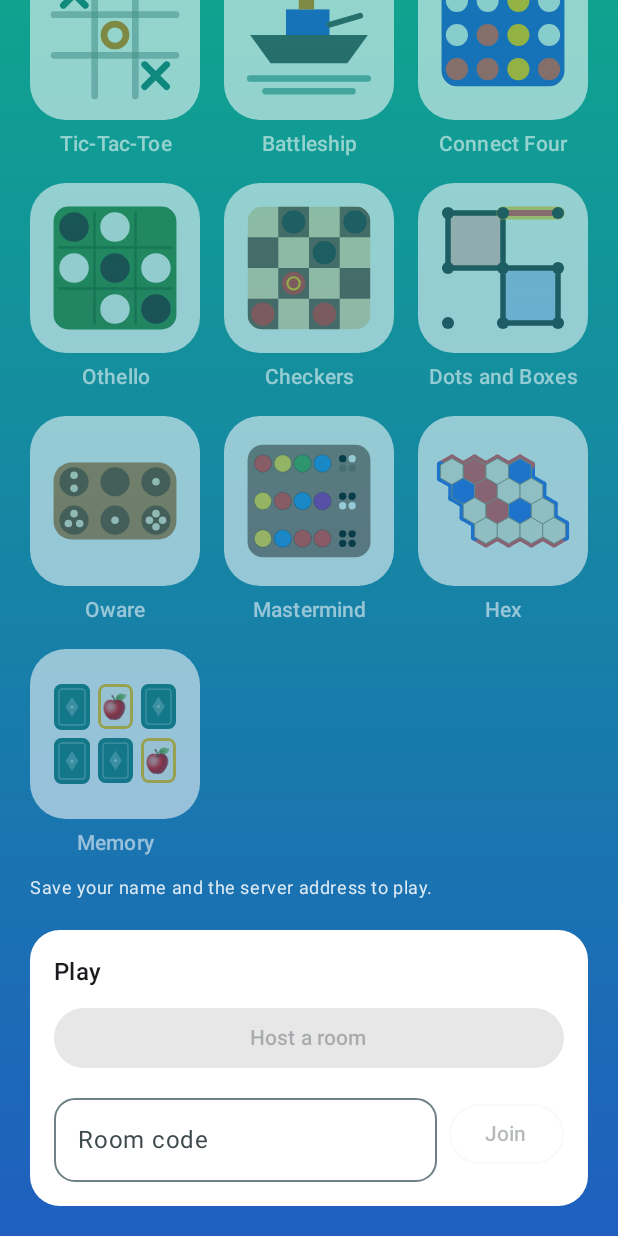
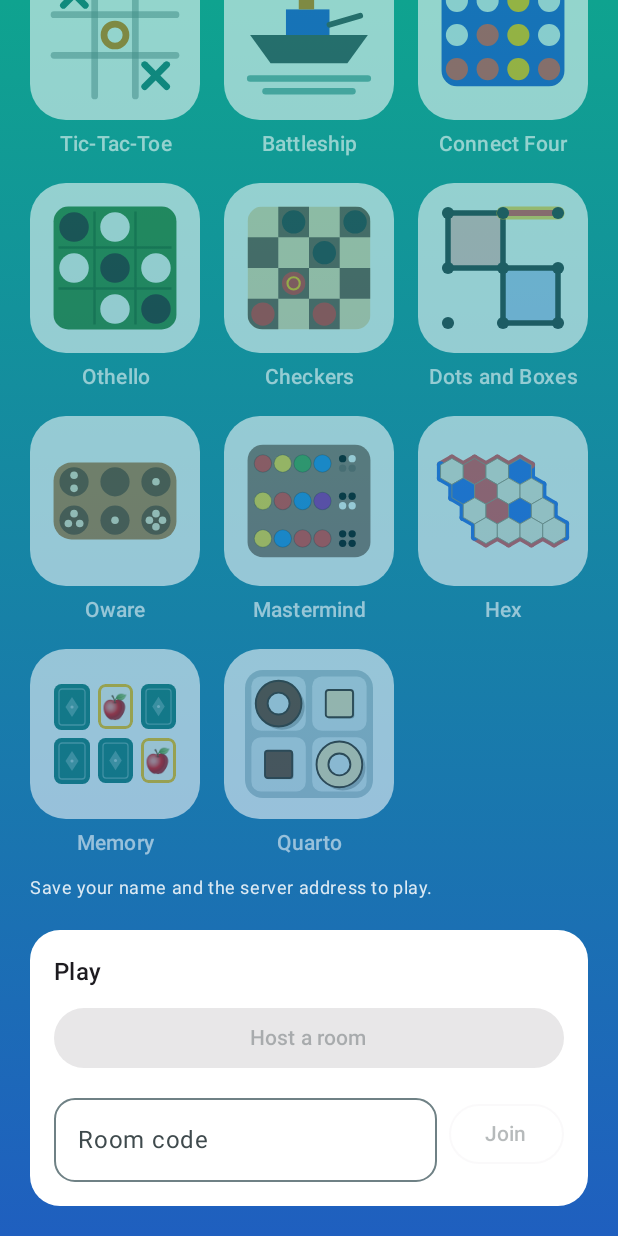
Before and after one commit to JoaquinAyG/1v1-games, an Android app built with Jetpack Compose: the screen it shows after launch (MainActivity), scrolled down 545 dp, on a phone screen of 412 x 824 dp. Run offline under Robolectric (Android 15) with nearby library versions, the phone set to English and light mode, and no system bars.

Commit message:
Add Quarto to the app
A lobby tile with its own icon and a panel for the game: the 4x4 board,
the piece you were handed, and the pool of pieces left. When it is your
turn to place, tap an empty cell; when it is your turn to choose, tap a
piece in the pool and then "Give to ..." (two steps, since handing over
the wrong piece can lose the game). The pool keeps every piece in the
same slot all game, so the ones already used show as empty slots.

Pieces are drawn with a Canvas, seen from above, one look per trait:
tall pieces fill most of the cell and cast a longer shadow, short ones
are about half as wide; dark ones are brown and light ones cream;
square or round; hollow pieces have a hole in the middle. The pool is
never dimmed, because a faded dark piece would look like a light one.
The last piece placed is ringed, the winning line is highlighted in
amber with the traits it shares ("Four tall pieces in a line"), and
"Play again" starts a new game once it is over.

```diff
--- a/app/src/main/kotlin/com/classicgames/app/MainActivity.kt
+++ b/app/src/main/kotlin/com/classicgames/app/MainActivity.kt
@@ -79,6 +79,7 @@ private fun AppRoot(viewModel: AppViewModel, onRequestNotifications: () -> Unit)
             onSetCode = viewModel::setSecretCode,
             onGuessCode = viewModel::guessCode,
             onSwap = viewModel::swapHex,
+            onGivePiece = viewModel::givePiece,
             onLeave = viewModel::leaveRoom,
         )
     }
--- a/app/src/main/kotlin/com/classicgames/app/ui/Games.kt
+++ b/app/src/main/kotlin/com/classicgames/app/ui/Games.kt
@@ -60,6 +60,7 @@ val GAMES = listOf(
     GameEntry(id = "mastermind", title = "Mastermind", icon = { MastermindIcon() }),
     GameEntry(id = "hex", title = "Hex", icon = { HexIcon() }),
     GameEntry(id = "memory", title = "Memory", icon = { MemoryIcon() }),
+    GameEntry(id = "quarto", title = "Quarto", icon = { QuartoIcon() }),
 )
 
 /** Lays the games out in rows of [columns] tiles. Gaps in the last row stay empty so tiles keep their size. */
@@ -394,6 +395,36 @@ fun MemoryIcon(modifier: Modifier = Modifier) {
     }
 }
 
+/** A corner of a Quarto board with four pieces that differ in every trait, drawn like the real ones. */
+@Composable
+fun QuartoIcon(modifier: Modifier = Modifier) {
+    Canvas(modifier = modifier.fillMaxSize().padding(14.dp)) {
+        val side = size.minDimension
+        val left = (size.width - side) / 2f
+        val top = (size.height - side) / 2f
+        drawRoundRect(
+            QuartoBoard,
+            topLeft = Offset(left, top),
+            size = Size(side, side),
+            cornerRadius = CornerRadius(0.14f * side, 0.14f * side),
+        )
+        val gap = side * 0.05f
+        val cell = (side - 3 * gap) / 2f
+        // Row by row: tall dark round hollow, short light square solid, short dark square solid, tall light round hollow.
+        for ((i, piece) in listOf(1 + 2 + 8, 4, 2 + 4, 1 + 8).withIndex()) {
+            val cellLeft = left + gap + (i % 2) * (cell + gap)
+            val cellTop = top + gap + (i / 2) * (cell + gap)
+            drawRoundRect(
+                QuartoCell,
+                topLeft = Offset(cellLeft, cellTop),
+                size = Size(cell, cell),
+                cornerRadius = CornerRadius(0.18f * cell, 0.18f * cell),
+            )
+            drawQuartoPiece(piece, Offset(cellLeft + cell / 2, cellTop + cell / 2), cell, QuartoCell)
+        }
+    }
+}
+
 /** A little warship on the waves. */
 @Composable
 fun BattleshipIcon(modifier: Modifier = Modifier) {
```
Also changed, not shown: app/src/main/kotlin/com/classicgames/app/ui/AppViewModel.kt (+12 -1 lines), app/src/main/kotlin/com/classicgames/app/ui/ChatScreen.kt (+12 -1 lines), app/src/main/kotlin/com/classicgames/app/ui/QuartoPanel.kt (added, +257 -0 lines).
